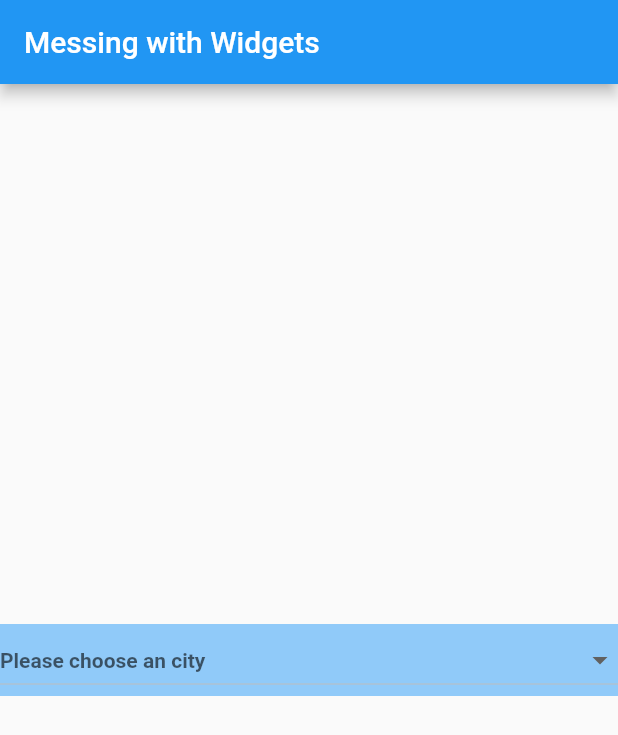
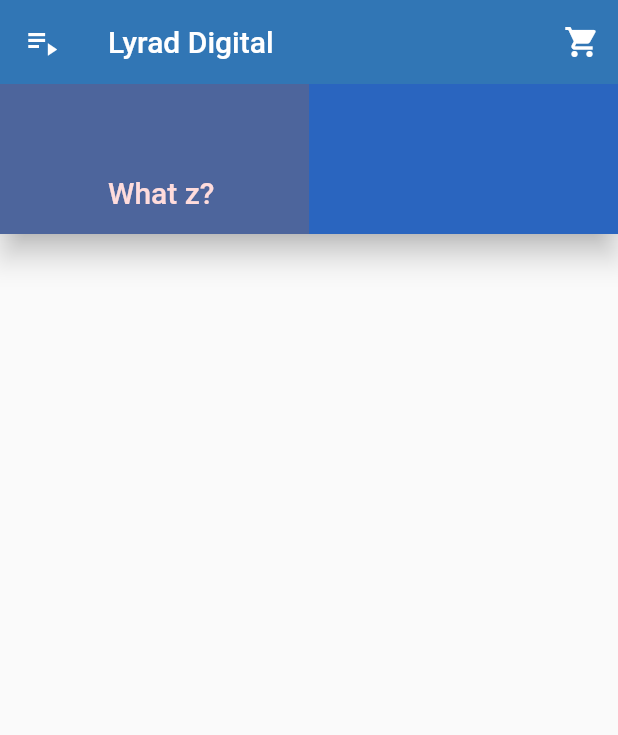
Before and after one commit to lyraddigital/flutter-widgets-part1, a Flutter app: the screen it shows after launch, on a phone screen of 412 x 824 dp. Shown: the top 735 px of the screen. Run offline on Flutter 3.47's test engine with Material 2 defaults, Android fonts, the phone set to English and light mode, and no system bars.

Commit message:
Latest changes based on stream

```diff
--- a/lib/main.dart
+++ b/lib/main.dart
@@ -6,6 +6,8 @@ import 'widgets/flex.dart';
 import 'widgets/expanded.dart';
 import 'widgets/flexible.dart';
 import 'widgets/text.dart';
+import 'widgets/scaffold.dart';
+import 'widgets/app-bar.dart';
 import 'widgets/buttons/raised-button.dart';
 import 'widgets/buttons/flat-button.dart';
 import 'widgets/buttons/dropdown-button.dart';
@@ -17,12 +19,7 @@ class MyApp extends StatelessWidget {
   Widget build(BuildContext context) {
     return MaterialApp(
       title: 'Widget Tests',
-      home: Scaffold(
-        appBar: AppBar(
-          title: Text('Messing with Widgets'),
-        ),
-        body: DropdownButtonTestWidget()
-      ),
+      home: AppBarTestWidget(),
     );
   }
 }
--- /dev/null
+++ b/lib/widgets/app-bar.dart
@@ -0,0 +1,60 @@
+import 'package:flutter/material.dart';
+
+class AppBarTestWidget extends StatelessWidget {
+  @override
+  Widget build(BuildContext context) {
+    return Scaffold(
+      appBar: AppBar(
+        actions: <Widget>[
+          IconButton(
+            icon: Icon(Icons.shopping_cart),
+            tooltip: 'Open shopping cart',
+            onPressed: () {},
+          ),
+        ],
+        // automaticallyImplyLeading: true,
+        backgroundColor: Color.fromARGB(255, 49, 118, 181),
+        bottom: PreferredSize(
+          preferredSize: Size(50, 100),
+          child: Container(
+            color: Color.fromARGB(255, 255, 255, 255),
+            height: 100,
+            child: Row(
+              children: <Widget>[
+                Expanded(
+                  child: Container(
+                    color: Color.fromARGB(255, 255, 0, 0),
+                  ),
+                ),
+                Expanded(
+                  child: Container(
+                    color: Color.fromARGB(255, 0, 0, 255),
+                  ),
+                ),
+              ],
+            )
+          )
+        ),
+        bottomOpacity: 0.4,
+        brightness: Brightness.dark,
+        centerTitle: false,
+        elevation: 8,
+        flexibleSpace:
+          FlexibleSpaceBar(
+            title: Text('What z?')
+          ),
+        leading: IconButton(
+          icon: Icon(Icons.playlist_play),
+          tooltip: 'Air it',
+          onPressed: () => {},
+        ),
+        title: Text('Lyrad Digital'),
+        primary: true,
+        // titleSpacing: 16,
+        // textTheme: Theme.of(context).textTheme,
+        // toolbarOpacity: 0.5,
+      ),
+      //  drawer: Container(width: 100, color: Theme.of(context).primaryColor),
+    );
+  }
+}
```
Also changed, not shown: lib/widgets/scaffold.dart (added, +53 -0 lines).
